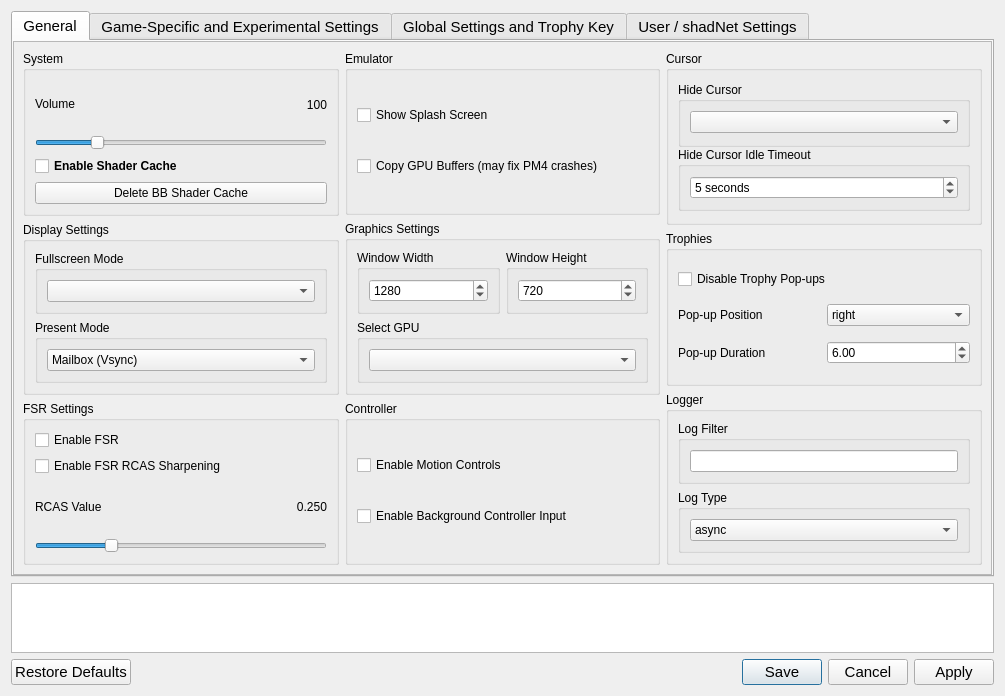
This is settings/ShadSettings.ui in rainmakerv3/BB_Launcher as Qt 5 draws it before an edit. The edited form follows.
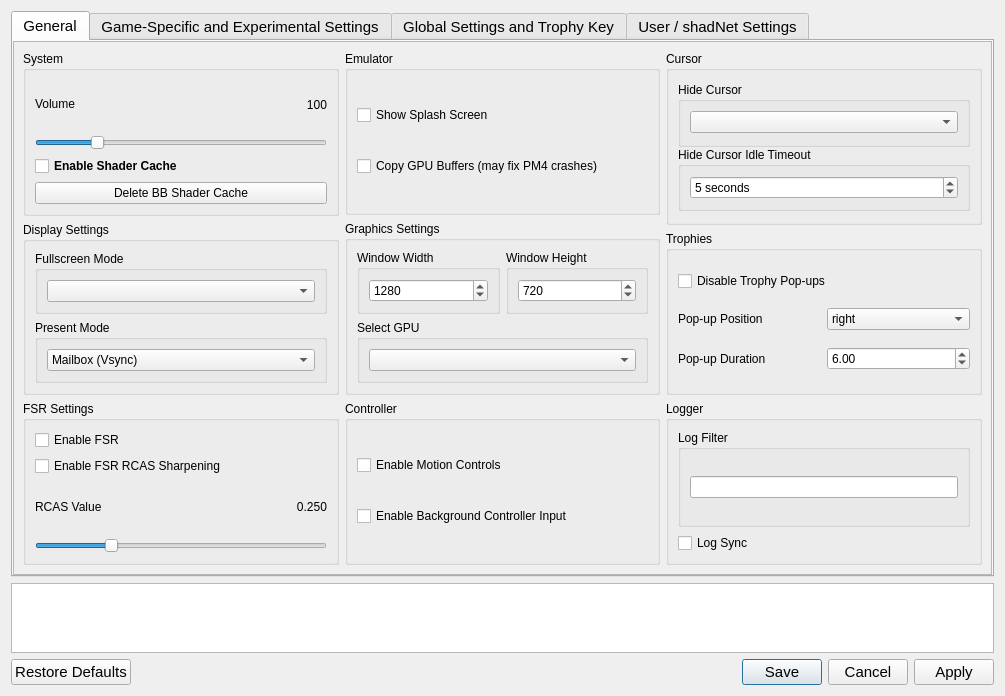
This is the edited form. Icons and pictures are not drawn.

Commit message: shadPS4 Settings: fix log settings

What changed in the file:
```diff
--- a/settings/ShadSettings.ui
+++ b/settings/ShadSettings.ui
@@ -674,32 +674,10 @@
                 </widget>
                </item>
                <item>
-                <widget class="QGroupBox" name="logTypeGroupBox">
-                 <property name="font">
-                  <font>
-                   <pointsize>9</pointsize>
-                   <bold>false</bold>
-                  </font>
+                <widget class="QCheckBox" name="logTypeCheckBox">
+                 <property name="text">
+                  <string>Log Sync</string>
                  </property>
-                 <property name="title">
-                  <string notr="true">Log Type</string>
-                 </property>
-                 <layout class="QVBoxLayout" name="logTypeBoxLayout">
-                  <item>
-                   <widget class="QComboBox" name="logTypeComboBox">
-                    <item>
-                     <property name="text">
-                      <string>async</string>
-                     </property>
-                    </item>
-                    <item>
-                     <property name="text">
-                      <string>sync</string>
-                     </property>
-                    </item>
-                   </widget>
-                  </item>
-                 </layout>
                 </widget>
                </item>
               </layout>
```
The commit also changes 3 other files.
